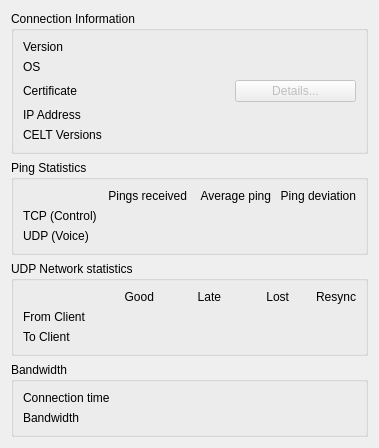
mumble-voip/mumble, file src/mumble/UserInformation.ui: the form before one commit.
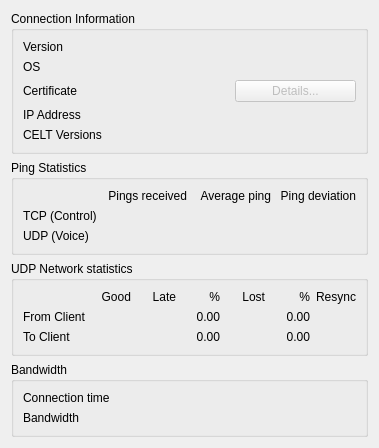
The form after the commit.

Commit message: User Information improvements

```diff
--- a/src/mumble/UserInformation.ui
+++ b/src/mumble/UserInformation.ui
@@ -326,7 +326,7 @@
         </property>
        </widget>
       </item>
-      <item row="0" column="3">
+      <item row="0" column="4">
        <widget class="QLabel" name="qliLost">
         <property name="text">
          <string>Lost</string>
@@ -336,7 +336,7 @@
         </property>
        </widget>
       </item>
-      <item row="0" column="4">
+      <item row="0" column="6">
        <widget class="QLabel" name="qliResync">
         <property name="text">
          <string>Resync</string>
@@ -379,20 +379,20 @@
         </property>
        </widget>
       </item>
-      <item row="1" column="3">
-       <widget class="QLabel" name="qlFromLost">
-        <property name="text">
-         <string/>
-        </property>
-        <property name="alignment">
-         <set>Qt::AlignRight|Qt::AlignTrailing|Qt::AlignVCenter</set>
-        </property>
-        <property name="textInteractionFlags">
-         <set>Qt::LinksAccessibleByMouse|Qt::TextSelectableByMouse</set>
-        </property>
-       </widget>
-      </item>
       <item row="1" column="4">
+       <widget class="QLabel" name="qlFromLost">
+        <property name="text">
+         <string/>
+        </property>
+        <property name="alignment">
+         <set>Qt::AlignRight|Qt::AlignTrailing|Qt::AlignVCenter</set>
+        </property>
+        <property name="textInteractionFlags">
+         <set>Qt::LinksAccessibleByMouse|Qt::TextSelectableByMouse</set>
+        </property>
+       </widget>
+      </item>
+      <item row="1" column="6">
        <widget class="QLabel" name="qlFromResync">
         <property name="text">
          <string/>
@@ -438,20 +438,20 @@
         </property>
        </widget>
       </item>
-      <item row="2" column="3">
-       <widget class="QLabel" name="qlToLost">
-        <property name="text">
-         <string/>
-        </property>
-        <property name="alignment">
-         <set>Qt::AlignRight|Qt::AlignTrailing|Qt::AlignVCenter</set>
-        </property>
-        <property name="textInteractionFlags">
-         <set>Qt::LinksAccessibleByMouse|Qt::TextSelectableByMouse</set>
-        </property>
-       </widget>
-      </item>
       <item row="2" column="4">
+       <widget class="QLabel" name="qlToLost">
+        <property name="text">
+         <string/>
+        </property>
+        <property name="alignment">
+         <set>Qt::AlignRight|Qt::AlignTrailing|Qt::AlignVCenter</set>
+        </property>
+        <property name="textInteractionFlags">
+         <set>Qt::LinksAccessibleByMouse|Qt::TextSelectableByMouse</set>
+        </property>
+       </widget>
+      </item>
+      <item row="2" column="6">
        <widget class="QLabel" name="qlToResync">
         <property name="text">
          <string/>
@@ -464,6 +464,66 @@
         </property>
        </widget>
       </item>
+      <item row="0" column="3">
+       <widget class="QLabel" name="qliLate_percent">
+        <property name="text">
+         <string notr="true">%</string>
+        </property>
+        <property name="alignment">
+         <set>Qt::AlignRight|Qt::AlignTrailing|Qt::AlignVCenter</set>
+        </property>
+       </widget>
+      </item>
+      <item row="0" column="5">
+       <widget class="QLabel" name="qliLost_percent">
+        <property name="text">
+         <string notr="true">%</string>
+        </property>
+        <property name="alignment">
+         <set>Qt::AlignRight|Qt::AlignTrailing|Qt::AlignVCenter</set>
+        </property>
+       </widget>
+      </item>
+      <item row="1" column="3">
+       <widget class="QLabel" name="qlFromLate_percent">
+        <property name="text">
+         <string notr="true">0.00</string>
+        </property>
+        <property name="alignment">
+         <set>Qt::AlignRight|Qt::AlignTrailing|Qt::AlignVCenter</set>
+        </property>
+       </widget>
+      </item>
+      <item row="2" column="3">
+       <widget class="QLabel" name="qlToLate_percent">
+        <property name="text">
+         <string notr="true">0.00</string>
+        </property>
+        <property name="alignment">
+         <set>Qt::AlignRight|Qt::AlignTrailing|Qt::AlignVCenter</set>
+        </property>
+       </widget>
+      </item>
+      <item row="1" column="5">
+       <widget class="QLabel" name="qlFromLost_percent">
+        <property name="text">
+         <string notr="true">0.00</string>
+        </property>
+        <property name="alignment">
+         <set>Qt::AlignRight|Qt::AlignTrailing|Qt::AlignVCenter</set>
+        </property>
+       </widget>
+      </item>
+      <item row="2" column="5">
+       <widget class="QLabel" name="qlToLost_percent">
+        <property name="text">
+         <string notr="true">0.00</string>
+        </property>
+        <property name="alignment">
+         <set>Qt::AlignRight|Qt::AlignTrailing|Qt::AlignVCenter</set>
+        </property>
+       </widget>
+      </item>
      </layout>
     </widget>
    </item>
```
The commit also changes 1 other file.
